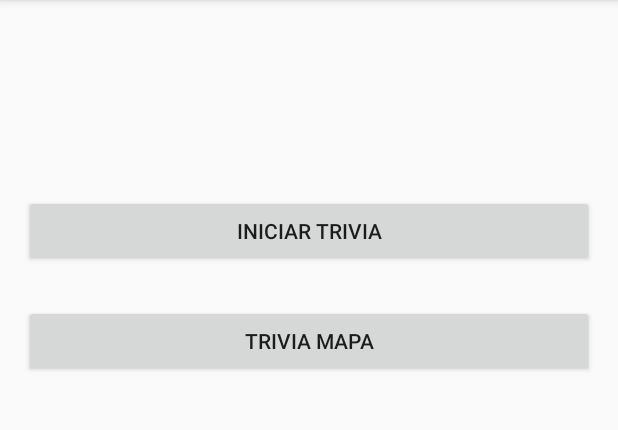
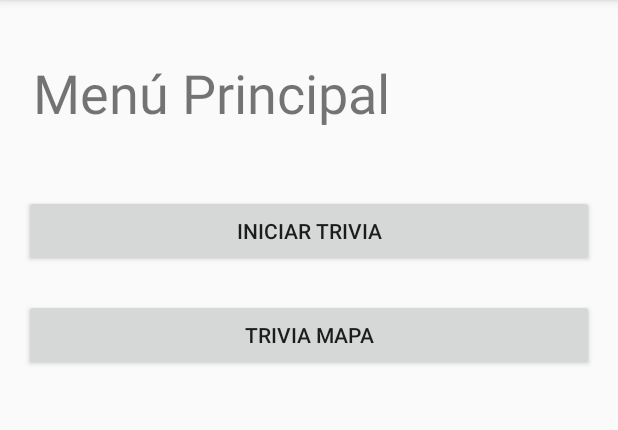
Before and after one commit to asvaaron/ConoceCR, an Android app: the screen it shows after launch (menuPrincipal), on a phone screen of 412 x 824 dp, the part 84-514 px from its top. Run offline under Robolectric (Android 15) with nearby library versions, the phone set to English and light mode, and no system bars.

Commit message:
Cambios de Fotos y Cedulas

```diff
--- a/ConoceCR/app/src/main/java/com/example/walter/conocecr/Autores_Activity.java
+++ b/ConoceCR/app/src/main/java/com/example/walter/conocecr/Autores_Activity.java
@@ -28,9 +28,9 @@ public class Autores_Activity extends AppCompatActivity {
 
 
     private void LlenarListaObjetos() {
-        misObjetos.add(new Autores("Walter Araya", "A1-02", R.drawable.aaron));
-        misObjetos.add(new Autores("Jean Abarca", "A2-02", R.drawable.aaron));
-        misObjetos.add(new Autores("Aaron Sibaja", "A3-02", R.drawable.aaron));
+        misObjetos.add(new Autores("Walter Araya", "A1-02", R.drawable.walter));
+        misObjetos.add(new Autores("Jean Abarca", "116070969", R.drawable.jean));
+        misObjetos.add(new Autores("Aarón Sibaja", "402230919", R.drawable.aaron));
 
     }
 
--- a/ConoceCR/app/src/main/res/layout/activity_menu_principal.xml
+++ b/ConoceCR/app/src/main/res/layout/activity_menu_principal.xml
@@ -1,5 +1,6 @@
 <?xml version="1.0" encoding="utf-8"?>
 <RelativeLayout xmlns:android="http://schemas.android.com/apk/res/android"
+    xmlns:app="http://schemas.android.com/apk/res-auto"
     xmlns:tools="http://schemas.android.com/tools"
     android:id="@+id/activity_menu_principal"
     android:layout_width="match_parent"
@@ -10,24 +11,39 @@
     android:paddingTop="@dimen/activity_vertical_margin"
     tools:context="com.example.walter.conocecr.menuPrincipal">
 
-    <Button
-        android:text="Iniciar Trivia"
+    <TextView
+        android:id="@+id/textView3"
         android:layout_width="wrap_content"
         android:layout_height="wrap_content"
-        android:layout_marginTop="114dp"
-        android:id="@+id/btn1"
-        android:layout_below="@+id/textView"
-        android:layout_alignParentLeft="true"
-        android:layout_alignParentStart="true"
+        android:layout_alignParentEnd="true"
         android:layout_alignParentRight="true"
-        android:layout_alignParentEnd="true" />
+        android:layout_alignParentTop="true"
+        android:layout_marginEnd="136dp"
+        android:layout_marginRight="136dp"
+        android:layout_marginTop="21dp"
+        android:text="Menú Principal"
+        android:textSize="36sp" />
 
     <Button
         android:id="@+id/btn_mapa"
         android:layout_width="match_parent"
         android:layout_height="wrap_content"
+        android:text="Trivia Mapa"
         android:layout_below="@+id/btn1"
-        android:layout_centerHorizontal="true"
-        android:layout_marginTop="25dp"
-        android:text="Trivia Mapa" />
+        android:layout_alignParentLeft="true"
+        android:layout_alignParentStart="true"
+        android:layout_marginTop="21dp" />
+
+    <Button
+        android:id="@+id/btn1"
+        android:layout_width="wrap_content"
+        android:layout_height="wrap_content"
+        android:layout_alignParentEnd="true"
+        android:layout_alignParentLeft="true"
+        android:layout_alignParentRight="true"
+        android:layout_alignParentStart="true"
+        android:layout_below="@+id/textView"
+        android:layout_marginTop="114dp"
+        android:text="Iniciar Trivia" />
+
 </RelativeLayout>
--- a/ConoceCR/app/src/main/res/menu/main_menu.xml
+++ b/ConoceCR/app/src/main/res/menu/main_menu.xml
@@ -4,10 +4,11 @@
 
     <item android:title="Buscar"
         android:id="@+id/item1"
-
+        app:showAsAction="always"
         android:icon="@drawable/search"/>
     <item android:title="Ajustes"
         android:id="@+id/item2"
+
         android:icon="@drawable/settings"/>
 
     <item android:title="Autores"
```
Also changed, not shown: ConoceCR/app/src/main/res/values/styles.xml (+1 -11 lines), ConoceCR/app/src/main/res/drawable/search.png, ConoceCR/app/src/main/res/drawable/softtware_engineer.png.
